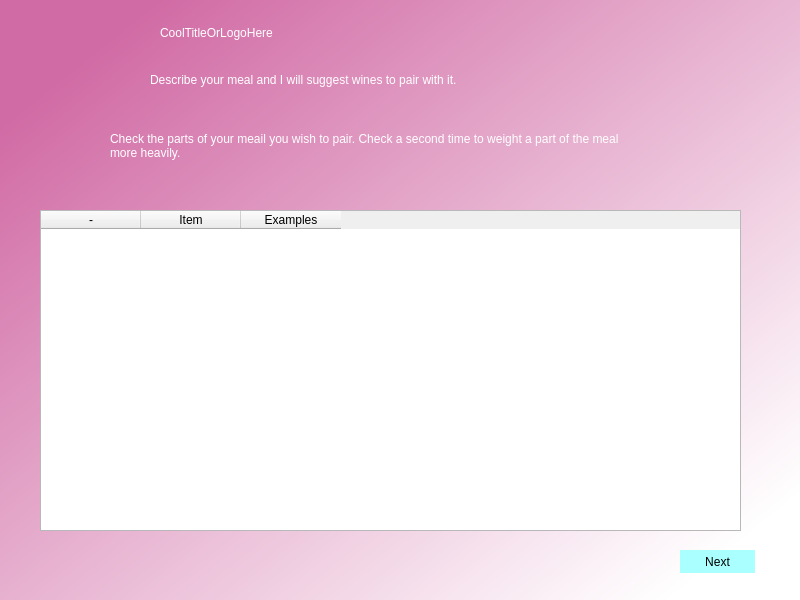
acolburn/food_wine_gui, file main_form.ui: the form before one commit.
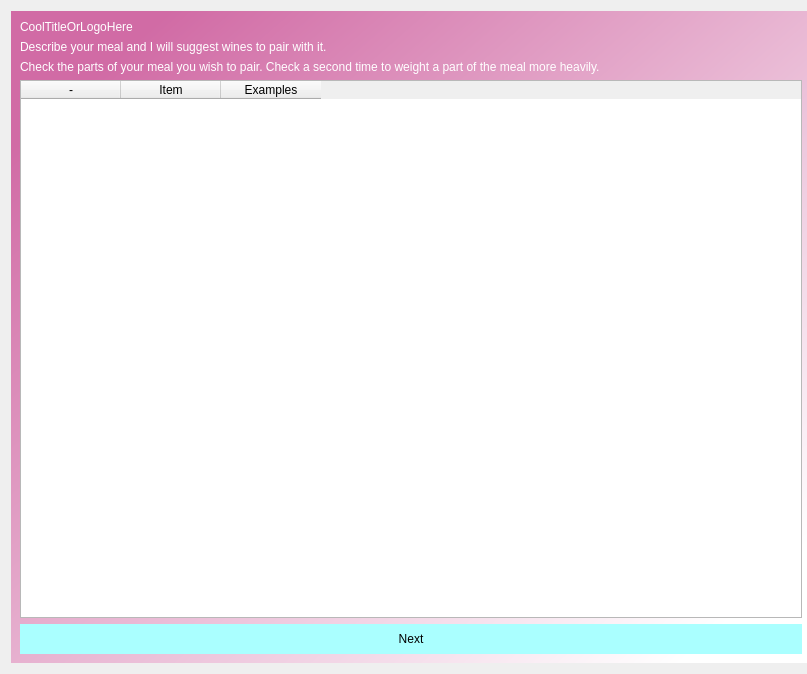
The form after the commit.

The edit to the form file:
```diff
--- a/main_form.ui
+++ b/main_form.ui
@@ -6,8 +6,8 @@
    <rect>
     <x>0</x>
     <y>0</y>
-    <width>800</width>
-    <height>600</height>
+    <width>807</width>
+    <height>674</height>
    </rect>
   </property>
   <property name="minimumSize">
@@ -19,15 +19,9 @@
   <property name="windowTitle">
    <string>Form</string>
   </property>
+  <layout class="QGridLayout" name="gridLayout_2">
+   <item row="0" column="0">
   <widget class="QWidget" name="bgwidget" native="true">
-   <property name="geometry">
-    <rect>
-     <x>0</x>
-     <y>0</y>
-     <width>800</width>
-     <height>600</height>
-    </rect>
-   </property>
    <property name="minimumSize">
     <size>
      <width>800</width>
@@ -52,15 +46,11 @@
 }
 </string>
    </property>
+     <layout class="QGridLayout" name="gridLayout">
+      <item row="0" column="0">
+       <layout class="QVBoxLayout" name="verticalLayout">
+        <item>
    <widget class="QLabel" name="label">
-    <property name="geometry">
-     <rect>
-      <x>160</x>
-      <y>0</y>
-      <width>449</width>
-      <height>65</height>
-     </rect>
-    </property>
     <property name="styleSheet">
      <string notr="true">font: 36pt &quot;Segoe UI&quot;;
 color: rgb(255, 255, 255);</string>
@@ -69,15 +59,9 @@
      <string>CoolTitleOrLogoHere</string>
     </property>
    </widget>
+        </item>
+        <item>
    <widget class="QLabel" name="label_2">
-    <property name="geometry">
-     <rect>
-      <x>150</x>
-      <y>70</y>
-      <width>491</width>
-      <height>20</height>
-     </rect>
-    </property>
     <property name="styleSheet">
      <string notr="true">font: 14pt &quot;Segoe UI&quot;;
 color: rgb(255, 255, 255);</string>
@@ -86,54 +70,23 @@
      <string>Describe your meal and I will suggest wines to pair with it.</string>
     </property>
    </widget>
+        </item>
+        <item>
    <widget class="QLabel" name="label_3">
-    <property name="geometry">
-     <rect>
-      <x>110</x>
-      <y>120</y>
-      <width>531</width>
-      <height>51</height>
-     </rect>
-    </property>
     <property name="styleSheet">
      <string notr="true">font: 14pt &quot;Segoe UI&quot;;
 color: rgb(255, 255, 255);</string>
     </property>
     <property name="text">
-     <string>Check the parts of your meail you wish to pair. Check a second time to weight a part of the meal more heavily.</string>
+           <string>Check the parts of your meal you wish to pair. Check a second time to weight a part of the meal more heavily.</string>
     </property>
     <property name="wordWrap">
      <bool>true</bool>
     </property>
    </widget>
-   <widget class="QPushButton" name="btnNext">
-    <property name="geometry">
-     <rect>
-      <x>680</x>
-      <y>550</y>
-      <width>75</width>
-      <height>23</height>
-     </rect>
-    </property>
-    <property name="styleSheet">
-     <string notr="true">
-font: 10pt &quot;Segoe UI&quot;;
-
-</string>
-    </property>
-    <property name="text">
-     <string>Next</string>
-    </property>
-   </widget>
+        </item>
+        <item>
    <widget class="QTableWidget" name="tableWidget">
-    <property name="geometry">
-     <rect>
-      <x>40</x>
-      <y>210</y>
-      <width>701</width>
-      <height>321</height>
-     </rect>
-    </property>
     <property name="font">
      <font>
       <pointsize>11</pointsize>
@@ -164,7 +117,32 @@
      </property>
     </column>
    </widget>
-  </widget>
+        </item>
+        <item>
+         <widget class="QPushButton" name="btnNext">
+          <property name="minimumSize">
+           <size>
+            <width>0</width>
+            <height>30</height>
+           </size>
+          </property>
+          <property name="styleSheet">
+           <string notr="true">
+font: 10pt &quot;Segoe UI&quot;;
+
+</string>
+          </property>
+          <property name="text">
+           <string>Next</string>
+          </property>
+         </widget>
+        </item>
+       </layout>
+      </item>
+     </layout>
+    </widget>
+   </item>
+  </layout>
  </widget>
  <resources/>
  <connections/>
```
Lines whose indentation alone changed are shown as unchanged.
